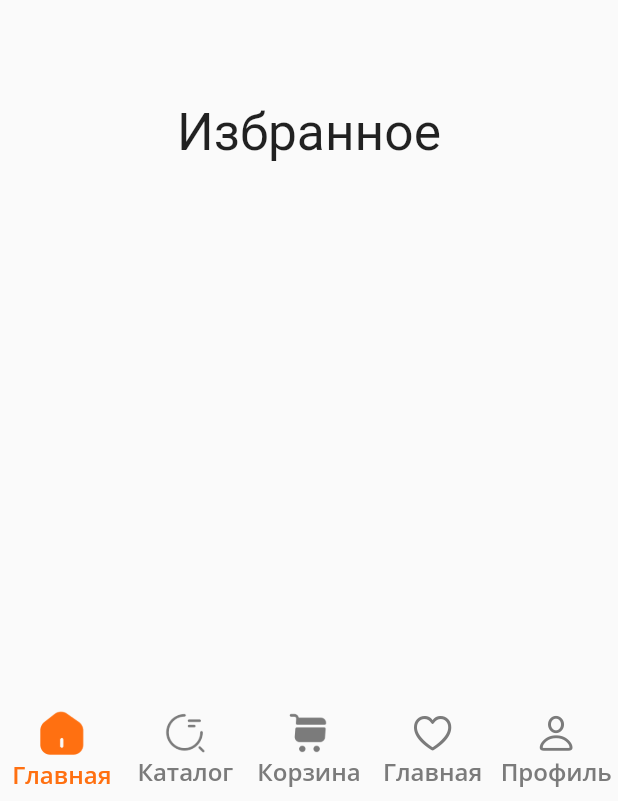
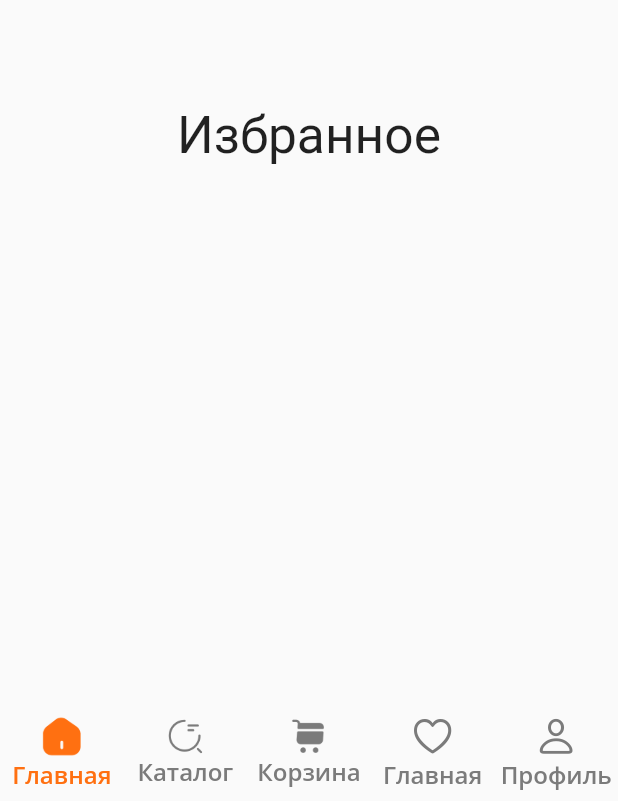
Before and after one commit to boybola021/orzu_grand_task, a Flutter app: the screen it shows after launch, swiped to page 4, on a phone screen of 412 x 824 dp. Shown: the part 432-1233 px from the top of the screen. Run offline on Flutter 3.47's test engine with Material 2 defaults, Android fonts, the phone set to English and light mode, and no system bars; our stand-ins replace flutter_screenutil.

Commit message:
commit: 2

```diff
--- a/lib/pages/home_page.dart
+++ b/lib/pages/home_page.dart
@@ -52,14 +52,14 @@ class _HomePageState extends State<HomePage> {
           Padding(
             padding: EdgeInsets.symmetric(horizontal: 15.sp),
             child: SizedBox(
-              height: 180.h,
+              height: 150.h,
               child:  ListView(
                 shrinkWrap: true,
                 scrollDirection: Axis.horizontal,
                 children: [
                   Container(
-                    height: 150,
-                    width: 326.w,
+                    height: 140,
+                    width: 300.w,
                     padding: EdgeInsets.only(left: 10.sp, top: 10.h),
                     decoration: BoxDecoration(
                       color: Colors.white,
@@ -140,7 +140,7 @@ class _HomePageState extends State<HomePage> {
                     ),
                   ),
                 ],
-              ),//const KTListViewZabratZakas(),
+              ),
             ),
           ),
           SizedBox(
--- a/lib/pages/main_page.dart
+++ b/lib/pages/main_page.dart
@@ -18,7 +18,7 @@ class _MainPageState extends State<MainPage> {
 
   List<BottomNavigationBarItem> buildBottomNavBarItems() {
     return  [
-      BottomNavigationBarItem(
+      const BottomNavigationBarItem(
         icon: KTImagesWidgets.homegrey,
         activeIcon:  KTImagesWidgets.homeOrange,
         label: KTStrings.glavni,
--- a/lib/service/icons.dart
+++ b/lib/service/icons.dart
@@ -4,14 +4,14 @@ import 'package:flutter/material.dart';
 import 'package:flutter_screenutil/flutter_screenutil.dart';
 
 sealed class KTIcons{
-  static final location = Icon(
+  static const location = Icon(
     Icons.location_on_outlined,
     color: Colors.grey,
-    size: 28.sp,
+    size: 28,
   );
-  static final person =  Icon(
+  static const person =  Icon(
     CupertinoIcons.person,
-    size: 30.sp,
+    size: 30,
   );
   static final heart = Icon(CupertinoIcons.heart,size: 25.h,);
   static final personButton = Icon(CupertinoIcons.person,size: 25.h,);
--- a/lib/view/all_images_vidget.dart
+++ b/lib/view/all_images_vidget.dart
@@ -2,10 +2,10 @@
 import 'package:orzu_grand/all_pages.dart';
 
 sealed class KTImagesWidgets {
-  static final message = Image(
+  static const message = Image(
     image: KTImages.messages,
-    height: 30.sp,
-    width: 30.sp,
+    height: 30,
+    width: 30,
   );
 
   static const tickSquareWidget = Image(
@@ -14,9 +14,9 @@ sealed class KTImagesWidgets {
     width: 35,
   );
   static const boxWidget =  Image(image: KTImages.box,height: 98,width: 98,);
-  static final xitWidget = Image(
+  static const xitWidget = Image(
     image: KTImages.xit,
-    height: 25.h,
+    height: 25,
   );
   static final playStationWidget = Image(
     image: KTImages.playStation,
@@ -43,18 +43,18 @@ sealed class KTImagesWidgets {
     height: 150.h,
   );
 
-  static final homegrey = Image(
-    image: KTImages.home,height: 30.sp,width: 30.sp,color: Colors.grey,);
-  static final homeOrange = Image(
-  image: KTImages.home,height: 30.sp,width: 30.sp,);
+  static const homegrey = Image(
+    image: KTImages.home,height: 30,width: 30,color: Colors.grey,);
+  static const homeOrange = Image(
+  image: KTImages.home,height: 30,width: 30,);
 
-  static Image  searchButtonGrey = Image(
-            image: KTImages.searchButton,height: 25.h,width: 25.w,);
-  static Image searchButtonOrange = Image(
-            image: KTImages.searchButton,height: 25.h,width: 25.w,color: KTColor.orange255,);
-  static Image shoppingCartFullGrey = Image(
-            image: KTImages.shoppingCartFull,height: 25.h,width: 25.w,color: KTColor.grey123,);
-  static Image shoppingCartFullOrange = Image(
-            image: KTImages.shoppingCartFull,height: 25.h,width: 25.w,color: KTColor.orange255,);
+  static Image  searchButtonGrey = const Image(
+            image: KTImages.searchButton,height: 25,width: 25,);
+  static Image searchButtonOrange = const Image(
+            image: KTImages.searchButton,height: 25,width: 25,color: KTColor.orange255,);
+  static Image shoppingCartFullGrey = const Image(
+            image: KTImages.shoppingCartFull,height: 25,width: 25,color: KTColor.grey123,);
+  static Image shoppingCartFullOrange = const Image(
+            image: KTImages.shoppingCartFull,height: 25,width: 25,color: KTColor.orange255,);
 
 }
--- a/lib/view/custom_list_product.dart
+++ b/lib/view/custom_list_product.dart
@@ -16,7 +16,8 @@ sealed class KTListProduct{
                   spreadRadius: 5,
                   blurRadius: 5,
                   color: Colors.grey.shade300)
-            ]),
+            ],
+        ),
         child: Padding(
           padding: EdgeInsets.only(top: 15.h, left: 5.w),
           child: Column(
@@ -59,6 +60,7 @@ sealed class KTListProduct{
                 onPressed: () {},
                 color: KTColor.orange255,
               ),
+              SizedBox(height: 20.h,),
             ],
           ),
         ),
@@ -76,7 +78,8 @@ sealed class KTListProduct{
                 spreadRadius: 5,
                 blurRadius: 5,
                 color: Colors.grey.shade300)
-            ]),
+          ],
+        ),
         child: Padding(
           padding: EdgeInsets.only(top: 15.h, left: 5.w),
           child: Column(
@@ -119,6 +122,7 @@ sealed class KTListProduct{
                 onPressed: () {},
                 color: KTColor.orange255,
               ),
+              SizedBox(height: 20.h,),
             ],
           ),
         ),
@@ -136,14 +140,24 @@ sealed class KTListProduct{
                 spreadRadius: 5,
                 blurRadius: 5,
                 color: Colors.grey.shade300)
-            ]),
+          ],
+        ),
         child: Padding(
           padding: EdgeInsets.only(top: 15.h, left: 5.w),
           child: Column(
             children: [
+
               const KTProductView(
                 img: KTImages.fridge,
                 description: KTStrings.fridge,
+                price: KTStrings.money175,
+              ),
+              SizedBox(
+                height: 20.h,
+              ),
+              const KTProductView(
+                img: KTImages.playStation,
+                description: KTStrings.playStationDesc,
                 price: KTStrings.money175,
               ),
               SizedBox(
@@ -154,14 +168,6 @@ sealed class KTListProduct{
                 description: KTStrings.cleaner,
                 price: KTStrings.money175,
                 priceCheap: KTStrings.money2,
-              ),
-              SizedBox(
-                height: 20.h,
-              ),
-              const KTProductView(
-                img: KTImages.playStation,
-                description: KTStrings.playStationDesc,
-                price: KTStrings.money175,
               ),
               SizedBox(
                 height: 20.h,
@@ -179,6 +185,7 @@ sealed class KTListProduct{
                 onPressed: () {},
                 color: KTColor.orange255,
               ),
+              SizedBox(height: 20.h,),
             ],
           ),
         ),
```
Lines whose indentation alone changed are shown as unchanged.
